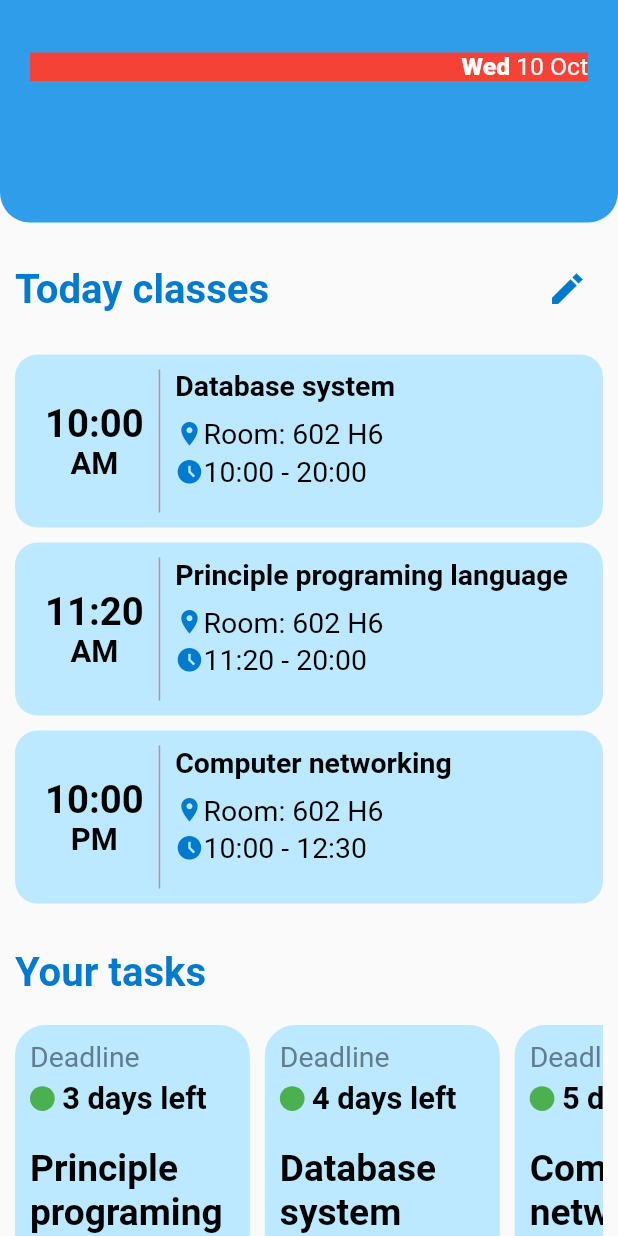
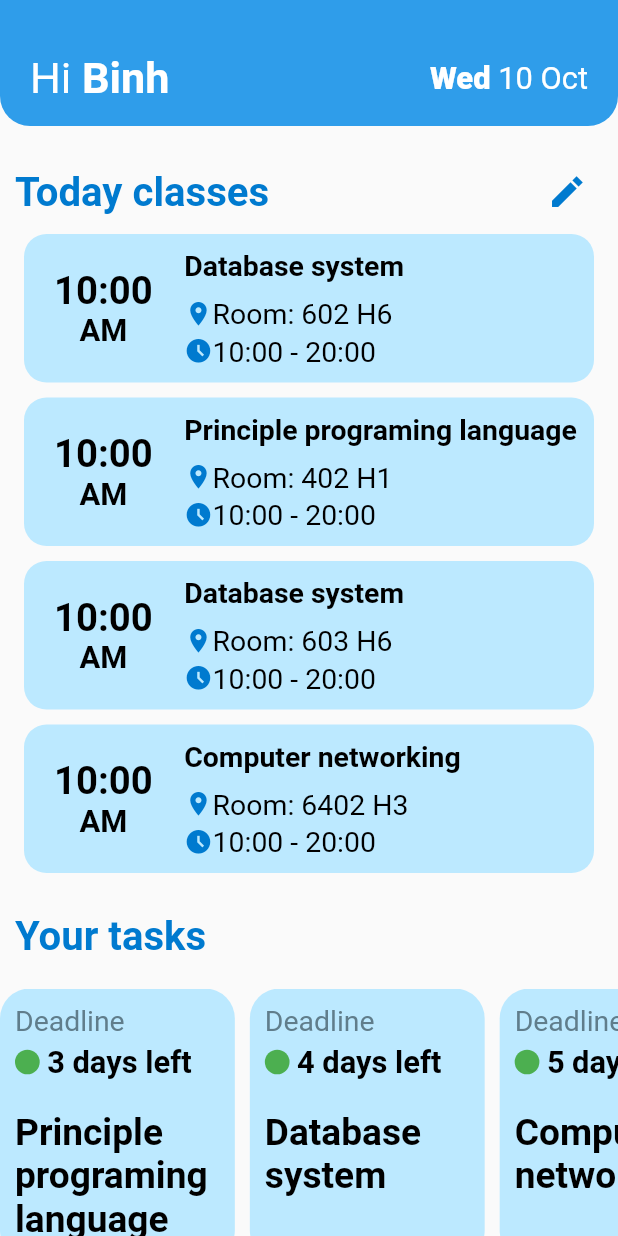
Before and after one commit to BinhPhamQuang/BK-Schedule, a Flutter app: the screen it shows after launch, on a phone screen of 412 x 824 dp. Run offline on Flutter 3.47's test engine with Material 2 defaults, Android fonts, the phone set to English and light mode, and no system bars; our stand-ins replace flutter_svg.

Commit message:
add model class

```diff
--- /dev/null
+++ b/lib/DTO/Class.dart
@@ -0,0 +1,11 @@
+import 'dart:developer';
+
+class Class
+{
+  late String id;
+  late String name;
+  late String room;
+  late DateTime startTime;
+  late DateTime endTime;
+  Class(this.id, this.name, this.room, this.startTime, this.endTime);
+}
--- a/lib/main.dart
+++ b/lib/main.dart
@@ -1,5 +1,7 @@
+import 'package:bkschedule/screens/AddTask/add_task.dart';
 import 'package:bkschedule/screens/Home/body.dart';
 import 'package:bkschedule/screens/Login/login.dart';
+import 'package:bkschedule/test.dart';
 import 'package:flutter/material.dart';
 
 void main() {
--- a/lib/screens/Home/body.dart
+++ b/lib/screens/Home/body.dart
@@ -1,26 +1,35 @@
+import 'package:bkschedule/DTO/Class.dart';
 import 'package:bkschedule/constant.dart';
 import 'package:bkschedule/screens/components/rounded_button.dart';
 import 'package:flutter/cupertino.dart';
 import 'package:flutter/material.dart';
 
+
 class HomeScreen extends StatelessWidget {
   const HomeScreen({Key? key}) : super(key: key);
-
   @override
   Widget build(BuildContext context) {
+    var lst_class=[
+      Class("MT1005", "Database system", "602 H6", DateTime.parse("1969-07-20 20:18:04Z"), DateTime.parse("1969-07-20 20:18:04Z")),
+      Class("MT1005", "Principle programing language", "402 H1", DateTime.parse("1969-07-20 20:18:04Z"), DateTime.parse("1969-07-20 20:18:04Z")),
+      Class("MT1005", "Database system", "603 H6", DateTime.parse("1969-07-20 20:18:04Z"), DateTime.parse("1969-07-20 20:18:04Z")),
+      Class("MT1005", "Computer networking", "6402 H3", DateTime.parse("1969-07-20 20:18:04Z"), DateTime.parse("1969-07-20 20:18:04Z"))
+    ];
     Size size= MediaQuery.of(context).size;
     return Scaffold(
       body: SingleChildScrollView(
         child: Column(
+          mainAxisSize: MainAxisSize.min,
           children: [
             TopLabel(size: size),
 
-            Positioned(
-              child: Container(
-                padding: EdgeInsets.symmetric(vertical: 20,horizontal: 10),
+                Container(
+                padding: EdgeInsets.symmetric(vertical: 20,horizontal: 0),
                 child: Column(
                   children: [
-                    Row(
+                    Container(
+                      padding: EdgeInsets.symmetric(vertical:  0,horizontal: 10),
+                      child: Row(
                         mainAxisAlignment: MainAxisAlignment.spaceBetween,
                         children: [
                           RichText(
@@ -33,23 +42,36 @@ class HomeScreen extends StatelessWidget {
                               ),
                             ),
                           ),
-                        IconButton(onPressed: (){}, icon: Icon(
+                          IconButton(onPressed: (){print('clicked');}, icon: Icon(
                             Icons.create_sharp,
                             size:size.width*0.065,
                             color: kSectionColor,
                           ),
                           ),
-
                         ],
                       ),
-                    SizedBox(height: 20,),
+                    ),
+                    Container(
+                      child: ListView.builder(
+                        padding: EdgeInsets.zero,
+
+                        physics: NeverScrollableScrollPhysics(),
+                        shrinkWrap: true,
+                        itemCount: lst_class.length,
+                        itemBuilder: (BuildContext context, int index) {
+                          return ListTile(title:ItemClass(size: size,nameClass: lst_class[index].name,timeStart: "10:00",timeEnd: "20:00",room: lst_class[index].room,isAm: "AM",) ,);
+                        },
+                      ),
+                    ),
 
                     //add data
-                    ItemClass(size: size,nameClass: "Database system",timeStart: "10:00",timeEnd: "20:00",room: "602 H6",isAm: "AM",),
-                    ItemClass(size: size,nameClass: "Principle programing language",timeStart: "11:20",timeEnd: "20:00",room: "602 H6",isAm: "AM",),
-                    ItemClass(size: size,nameClass: "Computer networking",timeStart: "10:00",timeEnd: "12:30",room: "602 H6",isAm: "PM",),
-                    SizedBox(height: 20,),
-                    Row(
+                    //ItemClass(size: size,nameClass: "Database system",timeStart: "10:00",timeEnd: "20:00",room: "602 H6",isAm: "AM",),
+                    //  ItemClass(size: size,nameClass: "Principle programing language",timeStart: "11:20",timeEnd: "20:00",room: "602 H6",isAm: "AM",),
+                    //  ItemClass(size: size,nameClass: "Computer networking",timeStart: "10:00",timeEnd: "12:30",room: "602 H6",isAm: "PM",),
+
+                    Container(
+                      padding: EdgeInsets.symmetric(vertical: 20,horizontal: 10),
+                      child: Row(
                         mainAxisAlignment: MainAxisAlignment.spaceBetween,
                         children: [
                           RichText(
@@ -62,14 +84,11 @@ class HomeScreen extends StatelessWidget {
                               ),
                             ),
                           ),
-                        // Text("Button edit",style: TextStyle(
-                        //   fontSize: size.width*0.07,
-                        //   fontWeight: FontWeight.normal,
-                        //   color: kSectionColor,
-                        // ),),
                         ],
                       ),
-                    SizedBox(height: 20,),
+                    ),
+
+
                     SingleChildScrollView(
                       scrollDirection: Axis.horizontal,
                       child: Row(
@@ -83,7 +102,7 @@ class HomeScreen extends StatelessWidget {
                   ],
                 ),
               ),
-            ),
+
 
           ],
         ),
@@ -160,9 +179,9 @@ class ItemClass extends StatelessWidget {
   @override
   Widget build(BuildContext context) {
     return Container(
-      margin: EdgeInsets.only(bottom: 10),
+      width: size.width,
+      margin: EdgeInsets.only(bottom: 2),
       padding: EdgeInsets.symmetric(vertical: 10,horizontal: 20),
-      height: size.height*0.14,
       decoration: BoxDecoration(
         color: kTextBoxColor,
         borderRadius: BorderRadius.circular(15),
@@ -237,38 +256,45 @@ class TopLabel extends StatelessWidget {
   @override
   Widget build(BuildContext context) {
     return Container(
-      padding: EdgeInsets.symmetric(horizontal: 20,vertical: 35),
+      padding: EdgeInsets.only(top: 35,bottom: 15,left: 20,right: 20),
       width: double.infinity,
-      height: size.height*0.18,
+
       decoration: BoxDecoration(
         color: kLabelColor,
         borderRadius: BorderRadius.only(bottomLeft: Radius.circular(20), bottomRight: Radius.circular(20)),
       ),
       child: Column(
         children: [
-          Container(
-            color: Colors.red,
-            alignment: Alignment.centerRight,
-            child: RichText(
+          Row(
+            mainAxisAlignment: MainAxisAlignment.spaceBetween,
+            children: [
+
+              Row(
+                children: [
+                  Text("Hi ",style: TextStyle(fontSize: size.width*0.07,color: Colors.white,fontWeight: FontWeight.normal),),
+                  Text("Binh",style: TextStyle(fontSize: size.width*0.07,color: Colors.white,fontWeight: FontWeight.bold),),
+                ],
+              ),
+              RichText(
                 text: TextSpan(
                   text: "Wed",
                   style: TextStyle(
-                  fontSize: size.width*0.04,
+                      fontSize: size.width*0.05,
                       fontWeight: FontWeight.w900
                   ),
                   children: [
                     TextSpan(
                       text: " 10 Oct",
                       style: TextStyle(
-                      fontSize: size.width*0.04,
+                        fontSize: size.width*0.05,
                         fontWeight: FontWeight.normal,
                       ),
                     ),
                   ],
                 ),
               ),
-
-          ),
+            ],
+          )
 
         ],
       ),
```
Also changed, not shown: lib/DTO/Task.dart (added, +9 -0 lines), lib/constant.dart (+9 -2 lines), lib/screens/AddTask/add_task.dart (+99 -0 lines), lib/test.dart (added, +14 -0 lines), assets/photos/login.svg. Lines whose indentation alone changed are shown as unchanged.
